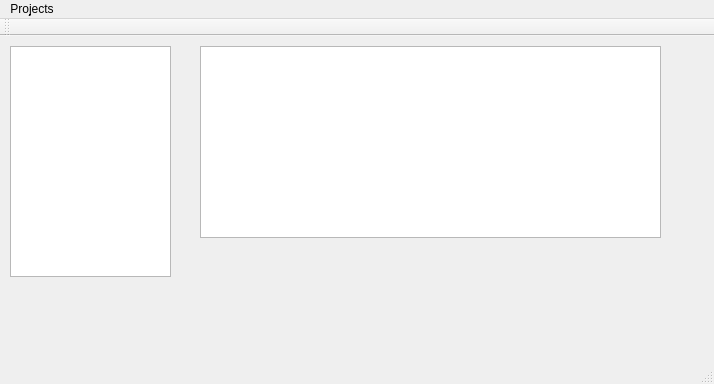
This is creo_sinel/mainwindow.ui in liculm89/Creo-SInel as Qt 5 draws it before an edit. The edited form follows.
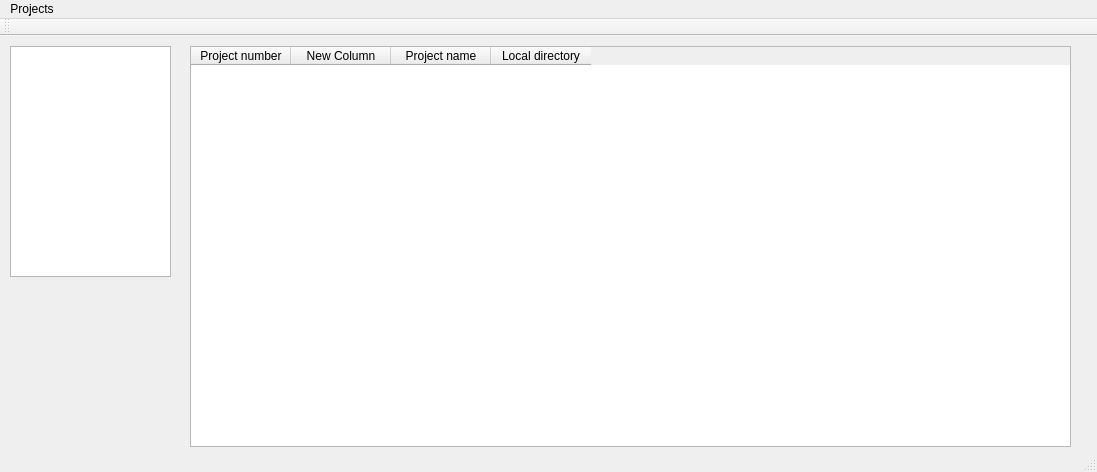
This is the edited form.

The edit to the form file:
```diff
--- a/creo_sinel/mainwindow.ui
+++ b/creo_sinel/mainwindow.ui
@@ -6,8 +6,8 @@
    <rect>
     <x>0</x>
     <y>0</y>
-    <width>714</width>
-    <height>384</height>
+    <width>1097</width>
+    <height>472</height>
    </rect>
   </property>
   <property name="windowTitle">
@@ -27,12 +27,32 @@
    <widget class="QTableWidget" name="tableWidget">
     <property name="geometry">
      <rect>
-      <x>200</x>
+      <x>190</x>
       <y>10</y>
-      <width>461</width>
-      <height>192</height>
+      <width>881</width>
+      <height>401</height>
      </rect>
     </property>
+    <column>
+     <property name="text">
+      <string>Project number</string>
+     </property>
+    </column>
+    <column>
+     <property name="text">
+      <string>New Column</string>
+     </property>
+    </column>
+    <column>
+     <property name="text">
+      <string>Project name</string>
+     </property>
+    </column>
+    <column>
+     <property name="text">
+      <string>Local directory</string>
+     </property>
+    </column>
    </widget>
   </widget>
   <widget class="QMenuBar" name="menuBar">
@@ -40,8 +60,8 @@
     <rect>
      <x>0</x>
      <y>0</y>
-     <width>714</width>
-     <height>25</height>
+     <width>1097</width>
+     <height>21</height>
     </rect>
    </property>
    <widget class="QMenu" name="menuProjects">
```
